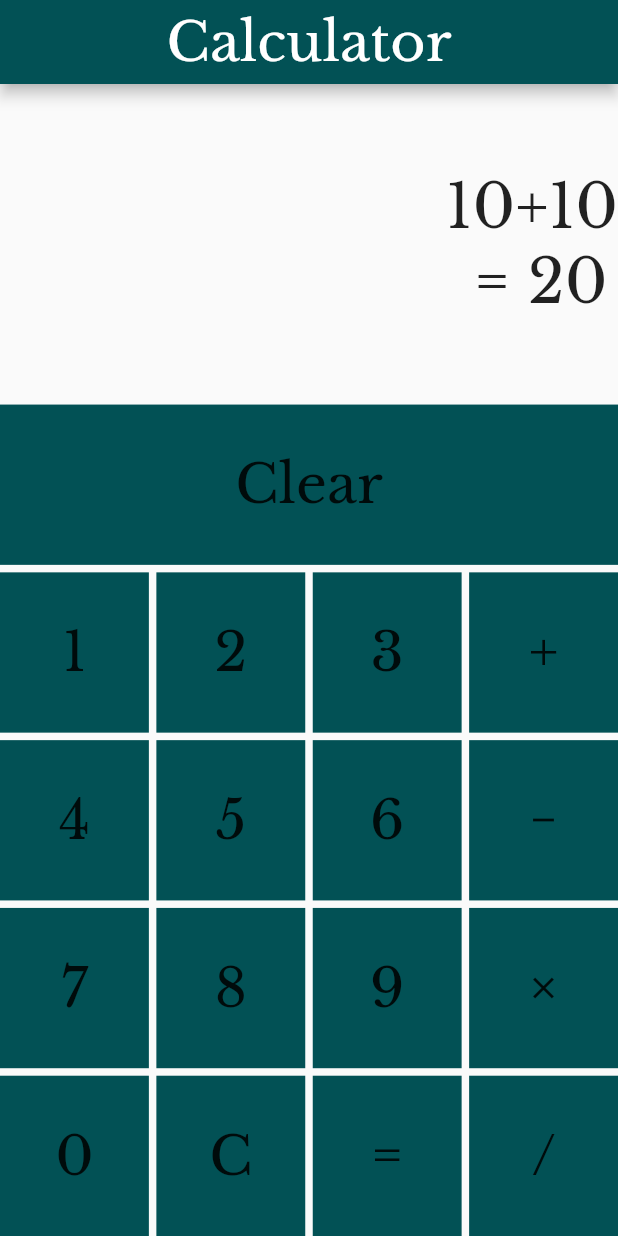
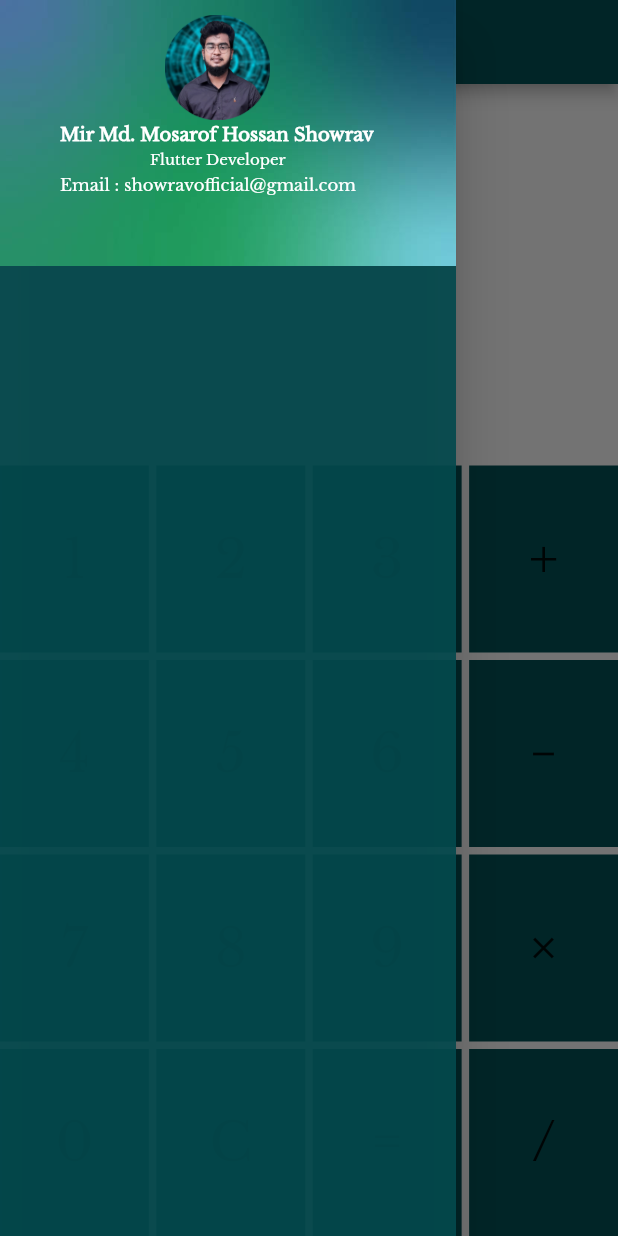
Before and after one commit to the-mir/Calculator, a Flutter app: the screen it shows after launch, with the side drawer open (before the commit the screen has no drawer), on a phone screen of 412 x 824 dp. Run offline on Flutter 3.47's test engine with Material 2 defaults, Android fonts, the phone set to English and light mode, and no system bars.

Commit message:
Commit add

```diff
--- a/lib/main.dart
+++ b/lib/main.dart
@@ -13,7 +13,9 @@ class calculator extends StatefulWidget {
   State<calculator> createState() => _calculatorState();
 }
 
-String input='';
+String input='',value='',finalResult='';
+
+int add=0,add2=0,result=0,sum=0;
 class _calculatorState extends State<calculator> {
   @override
   Widget build(BuildContext context) {
@@ -26,6 +28,65 @@ class _calculatorState extends State<calculator> {
           centerTitle: true,
            backgroundColor: Color.fromARGB(255, 2, 81, 85),
         ),
+        drawer: Drawer(
+           backgroundColor: Color.fromARGB(234, 3, 73, 77),
+          child: ListView(
+            children: [
+              Stack(
+                children: [
+                  Image.asset('assets/images/img1.jpg'),
+                  Positioned(
+                    left: 110,
+                    top: 10,
+                    child: Center(
+                      child: Container(
+                        height: 70,
+                        width: 70,
+                        child: Image.asset('assets/images/profile.png'),
+                      ),
+                    ),
+                  ),
+                  Positioned(
+                    left: 40,
+                    top: 82,
+                    child: Center(
+                      child: Text(
+                        'Mir Md. Mosarof Hossan Showrav',
+                        style: TextStyle(
+                            color: Colors.white,
+                            fontWeight: FontWeight.bold,fontSize: 12),
+                      ),
+                    ),
+                  ),
+                  Positioned(
+                    left: 100,
+                    top: 100,
+                    child: Center(
+                      child: Text(
+                        'Flutter Developer',
+                        style: TextStyle(
+                          color: Colors.white,fontSize: 10,
+                        ),
+                      ),
+                    ),
+                  ),
+                  Positioned(
+                    left: 40,
+                    top: 116,
+                    child: Center(
+                      child: Text(
+                        'Email : showravofficial@gmail.com',
+                        style: TextStyle(
+                          color: Colors.white, fontSize: 11,
+                        ),
+                      ),
+                    ),
+                  )
+                ],
+              )
+            ],
+          ),
+        ),
         body: Column(
           mainAxisAlignment: MainAxisAlignment.end,
           children: [
@@ -37,23 +98,11 @@ class _calculatorState extends State<calculator> {
                   Column(
                     mainAxisAlignment: MainAxisAlignment.center,
                     children: [
-                      Text('10+10',style: TextStyle(fontSize: 40.0),),
-                      Text(' = 20',style: TextStyle(fontSize: 40.0),)
+                      Text(input,
+                        style: TextStyle(fontSize: 40.0),),
+                      Text(finalResult ,
+                        style: TextStyle(fontSize: 40.0),)
                     ],
-                  )
-                ],
-              ),
-            ),
-            Expanded(
-              flex: 1,
-              child: Row(
-                children: [
-                  Expanded(
-                    child: Container(
-                      child: Text('Clear',style: TextStyle(fontSize: 36.0),),
-                      color: Color.fromARGB(255, 2, 81, 85),
-                      alignment: Alignment.center,
-                    ),
                   )
                 ],
               ),
@@ -67,10 +116,18 @@ class _calculatorState extends State<calculator> {
               child: Row(
                 children: [
                   Expanded(
+                    child: InkWell(
+                      onTap: (){
+                        setState(() {
+                          input =input+'1';
+                          value=value+'1';
+                        });
+                      },
                       child: Container(
                         child: Text('1',style: TextStyle(fontSize: 36.0),),
                         color: Color.fromARGB(255, 2, 81, 85),
                         alignment: Alignment.center,
+                      ),
                     ),
                   ),
                   SizedBox(
@@ -100,10 +157,20 @@ class _calculatorState extends State<calculator> {
                     width: 5,
                   ),
                   Expanded(
+                    child: InkWell(
+                      onTap: (){
+                        setState(() {
+                          input= input + '+';
+                          add=int.parse(value);
+                          value='';
+                          sum=1;
+                        });
+                      },
                       child: Container(
                         child: Text('+',style: TextStyle(fontSize: 36.0),),
                         color: Color.fromARGB(255, 2, 81, 85),
                         alignment: Alignment.center,
+                      ),
                     ),
                   )
                 ],
@@ -251,11 +318,20 @@ class _calculatorState extends State<calculator> {
                     width: 5,
                   ),
                   Expanded(
+                    child: InkWell(
+                      onTap: (){
+                        setState(() {
+                              add2=int.parse(value);
+                              result=add+add2;
+                              finalResult= '=' +result.toString();
+                        });
+                      },
                       child: Container(
                         child:
                         Text('=',style: TextStyle(fontSize: 36.0),),
                         color: Color.fromARGB(255, 2, 81, 85),
                         alignment: Alignment.center,
+                      ),
                     ),
                   ),
                   SizedBox(
--- a/pubspec.yaml
+++ b/pubspec.yaml
@@ -55,8 +55,8 @@ flutter:
   uses-material-design: true
 
   # To add assets to your application, add an assets section, like this:
-  # assets:
-  #   - images/a_dot_burr.jpeg
+  assets:
+     - assets/images/
   #   - images/a_dot_ham.jpeg
 
   # An image asset can refer to one or more resolution-specific "variants", see
```
Also changed, not shown: assets/images/img1.jpg (added), assets/images/profile.png (added). Lines whose indentation alone changed are shown as unchanged.
